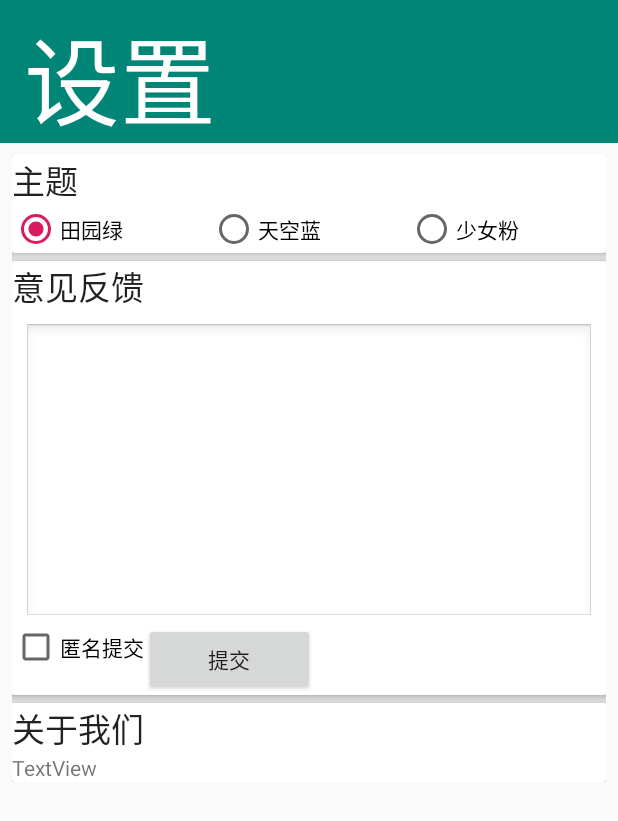
After one commit to wls2306/ccshop_android, an Android app: the SettingActivity screen opened directly, with no data from a screen before it, on a phone screen of 412 x 824 dp. The commit adds this screen. Shown: the top 821 px of the screen. Run offline under Robolectric (Android 15) with nearby library versions, the light colour scheme and no system bars.

```diff
--- /dev/null
+++ b/app/src/main/java/com/bcu/ccshop/SettingActivity.java
@@ -0,0 +1,14 @@
+package com.bcu.ccshop;
+
+import androidx.appcompat.app.AppCompatActivity;
+
+import android.os.Bundle;
+
+public class SettingActivity extends AppCompatActivity {
+
+    @Override
+    protected void onCreate(Bundle savedInstanceState) {
+        super.onCreate(savedInstanceState);
+        setContentView(R.layout.activity_setting);
+    }
+}
--- /dev/null
+++ b/app/src/main/res/layout/activity_setting.xml
@@ -0,0 +1,174 @@
+<?xml version="1.0" encoding="utf-8"?>
+<androidx.constraintlayout.widget.ConstraintLayout xmlns:android="http://schemas.android.com/apk/res/android"
+    xmlns:app="http://schemas.android.com/apk/res-auto"
+    xmlns:tools="http://schemas.android.com/tools"
+    android:layout_width="match_parent"
+    android:layout_height="match_parent"
+    tools:context=".SettingActivity">
+
+    <androidx.appcompat.widget.Toolbar
+        android:id="@+id/toolbar2"
+        android:layout_width="match_parent"
+        android:layout_height="wrap_content"
+        android:background="?attr/colorPrimary"
+        android:minHeight="?attr/actionBarSize"
+        android:theme="?attr/actionBarTheme"
+        app:layout_constraintEnd_toEndOf="parent"
+        app:layout_constraintStart_toStartOf="parent"
+        app:layout_constraintTop_toTopOf="parent"
+        app:title="设置"
+        app:titleTextAppearance="@style/Toolbar.TitleText" />
+
+    <ScrollView
+        android:layout_width="0dp"
+        android:layout_height="0dp"
+        android:layout_marginStart="8dp"
+        android:layout_marginTop="8dp"
+        android:layout_marginEnd="8dp"
+        app:layout_constraintBottom_toBottomOf="parent"
+        app:layout_constraintEnd_toEndOf="parent"
+        app:layout_constraintStart_toStartOf="parent"
+        app:layout_constraintTop_toBottomOf="@+id/toolbar2">
+
+        <LinearLayout
+            android:layout_width="match_parent"
+            android:layout_height="wrap_content"
+            android:orientation="vertical">
+
+            <androidx.cardview.widget.CardView
+                android:layout_width="match_parent"
+                android:layout_height="wrap_content">
+
+                <LinearLayout
+                    android:layout_width="match_parent"
+                    android:layout_height="match_parent"
+                    android:orientation="vertical">
+
+                    <TextView
+                        android:id="@+id/appTheme"
+                        android:layout_width="match_parent"
+                        android:layout_height="wrap_content"
+                        android:text="主题"
+                        android:textAppearance="@style/TextAppearance.AppCompat.Large" />
+
+                    <RadioGroup
+                        android:layout_width="match_parent"
+                        android:layout_height="wrap_content"
+                        android:orientation="horizontal">
+
+                        <RadioButton
+                            android:id="@+id/radioButton"
+                            android:layout_width="wrap_content"
+                            android:layout_height="wrap_content"
+                            android:layout_weight="0.3"
+                            android:checked="true"
+                            android:text="田园绿"
+                            android:textAppearance="@style/TextAppearance.AppCompat.Small" />
+
+                        <RadioButton
+                            android:id="@+id/radioButton2"
+                            android:layout_width="wrap_content"
+                            android:layout_height="wrap_content"
+                            android:layout_weight="0.3"
+                            android:text="天空蓝" />
+
+                        <RadioButton
+                            android:id="@+id/radioButton3"
+                            android:layout_width="wrap_content"
+                            android:layout_height="wrap_content"
+                            android:layout_weight="0.3"
+                            android:text="少女粉" />
+                    </RadioGroup>
+
+                </LinearLayout>
+
+            </androidx.cardview.widget.CardView>
+
+            <View
+                android:id="@+id/divider4"
+                android:layout_width="match_parent"
+                android:layout_height="5dp"
+                android:background="?android:attr/listDivider" />
+
+            <androidx.cardview.widget.CardView
+                android:layout_width="match_parent"
+                android:layout_height="wrap_content">
+
+                <LinearLayout
+                    android:layout_width="match_parent"
+                    android:layout_height="match_parent"
+                    android:orientation="vertical">
+
+                    <TextView
+                        android:id="@+id/textView32"
+                        android:layout_width="match_parent"
+                        android:layout_height="wrap_content"
+                        android:text="意见反馈"
+                        android:textAppearance="@style/TextAppearance.AppCompat.Large" />
+
+                    <EditText
+                        android:id="@+id/comEditText"
+                        android:layout_width="match_parent"
+                        android:layout_height="200dp"
+
+                        android:layout_marginStart="8dp"
+                        android:layout_marginTop="8dp"
+                        android:layout_marginEnd="8dp"
+                        android:background="@android:drawable/edit_text" />
+
+                    <LinearLayout
+                        android:layout_width="match_parent"
+                        android:layout_height="match_parent"
+                        android:orientation="horizontal">
+
+                        <CheckBox
+                            android:id="@+id/checkBox"
+                            android:layout_width="wrap_content"
+                            android:layout_height="wrap_content"
+                            android:text="匿名提交" />
+
+                        <Button
+                            android:id="@+id/button6"
+                            android:layout_width="114dp"
+                            android:layout_height="wrap_content"
+                            android:layout_gravity="right"
+                            android:gravity="center_horizontal|center_vertical"
+                            android:text="提交" />
+                    </LinearLayout>
+
+                </LinearLayout>
+
+            </androidx.cardview.widget.CardView>
+
+            <View
+                android:id="@+id/divider5"
+                android:layout_width="match_parent"
+                android:layout_height="5dp"
+                android:background="?android:attr/listDivider" />
+
+            <androidx.cardview.widget.CardView
+                android:layout_width="match_parent"
+                android:layout_height="match_parent" >
+
+                <LinearLayout
+                    android:layout_width="match_parent"
+                    android:layout_height="match_parent"
+                    android:orientation="vertical">
+
+                    <TextView
+                        android:id="@+id/aboutUS"
+                        android:layout_width="match_parent"
+                        android:layout_height="wrap_content"
+                        android:text="关于我们"
+                        android:textAppearance="@style/TextAppearance.AppCompat.Large" />
+
+                    <TextView
+                        android:id="@+id/textView34"
+                        android:layout_width="match_parent"
+                        android:layout_height="wrap_content"
+                        android:text="TextView" />
+                </LinearLayout>
+            </androidx.cardview.widget.CardView>
+        </LinearLayout>
+    </ScrollView>
+</androidx.constraintlayout.widget.ConstraintLayout>
--- a/app/src/main/res/layout/order_item.xml
+++ b/app/src/main/res/layout/order_item.xml
@@ -158,8 +158,7 @@
                 android:layout_width="match_parent"
                 android:layout_height="match_parent"
                 android:layout_weight="1"
-                android:gravity="center_vertical"
-                android:text="444" />
+                android:gravity="center_vertical" />
 
         </LinearLayout>
 
--- a/app/src/main/res/values/colors.xml
+++ b/app/src/main/res/values/colors.xml
@@ -3,4 +3,10 @@
     <color name="colorPrimary">#008577</color>
     <color name="colorPrimaryDark">#00574B</color>
     <color name="colorAccent">#D81B60</color>
+    <color name="colorPrimaryB">#42A5F5</color>
+    <color name="colorPrimaryDarkB">#1F5272</color>
+    <color name="colorAccentB">#FFEE58</color>
+    <color name="colorPrimaryP">#EC407A</color>
+    <color name="colorPrimaryDarkP">#D81B60</color>
+    <color name="colorAccentP">#7E57C2</color>
 </resources>
```
Also changed, not shown: app/src/main/AndroidManifest.xml (+7 -6 lines), app/src/main/java/com/bcu/ccshop/OrderList.java (+72 -23 lines), app/src/main/java/com/bcu/ccshop/activity/MainActivity.java (+27 -11 lines), app/src/main/java/com/bcu/ccshop/activity/RegisterActivity.java (+10 -2 lines), app/src/main/res/layout/mine_page.xml (+4 -4 lines), app/src/main/res/layout/null_item_view.xml (added, +28 -0 lines), app/src/main/res/values/styles.xml (+13 -1 lines).
